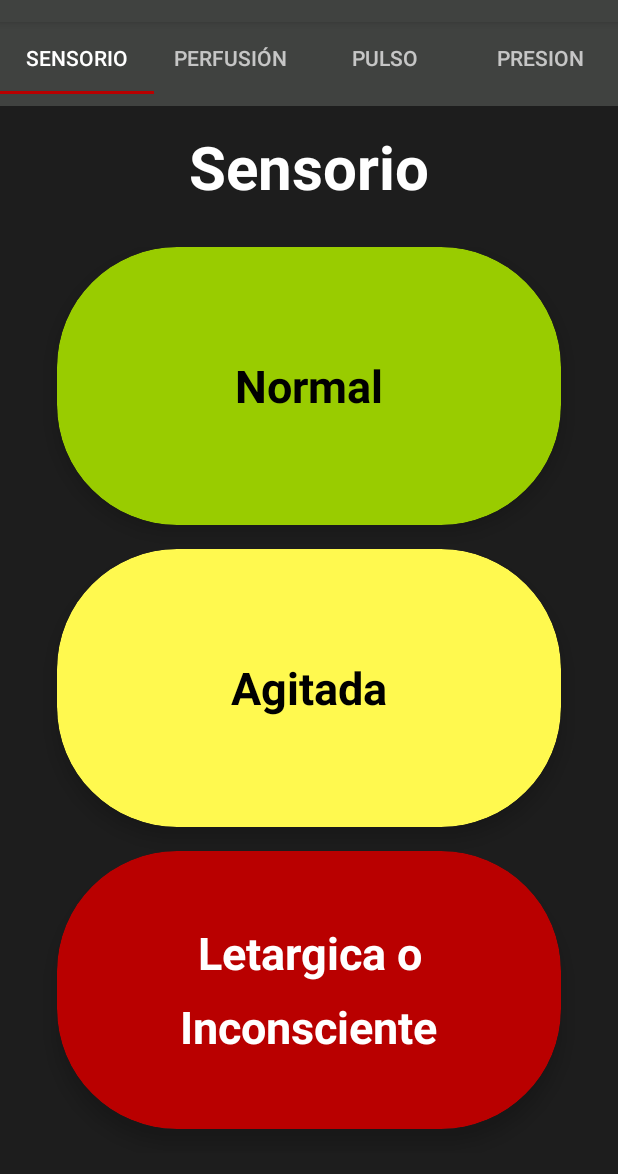
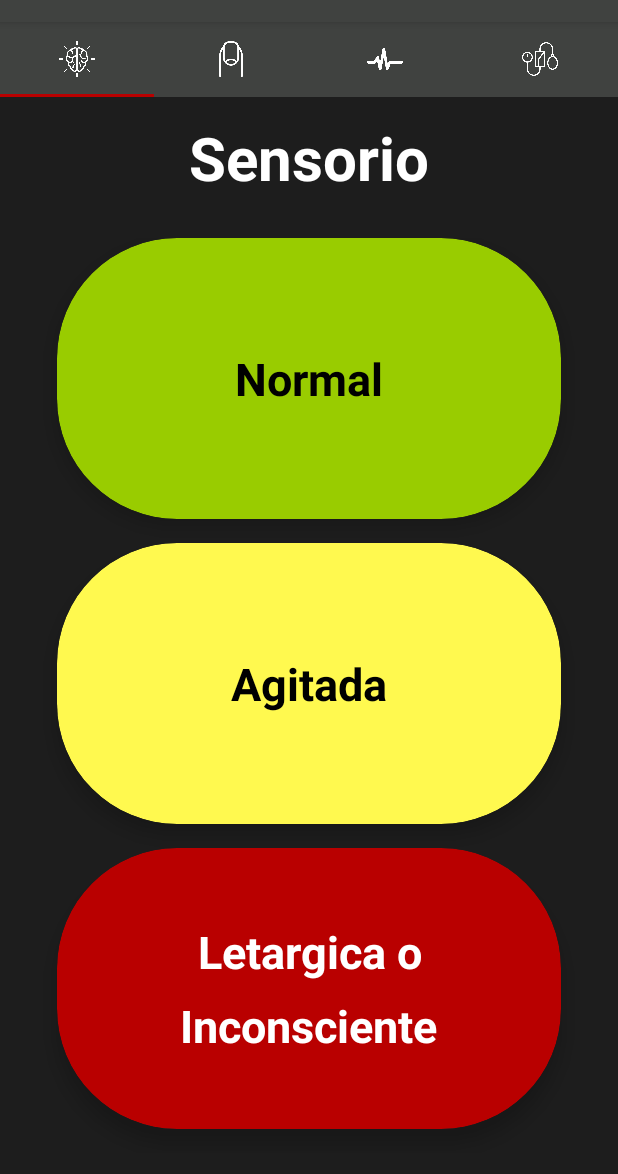
Before and after one commit to Joe545/teghpp, an Android app: the PerdidaActivity screen opened directly, with no data from a screen before it, on a phone screen of 412 x 824 dp, the part 62-1236 px from its top. Run offline under Robolectric (Android 15) with nearby library versions, the phone set to English and light mode, and no system bars; our stand-ins replace Firebase (no records; nobody signed in at launch, a user with empty details on screens opened directly).

Commit message:
iconos en PerdidaAvtivity

```diff
--- a/app/src/main/AndroidManifest.xml
+++ b/app/src/main/AndroidManifest.xml
@@ -35,13 +35,16 @@
             android:name=".Patientdata"
             android:parentActivityName=".Hora"
             android:screenOrientation="portrait" />
+
         <activity
             android:name=".MenuActivity"
             android:screenOrientation="portrait" />
         <activity
             android:name=".Registro"
-            android:parentActivityName=".Login"
+            android:parentActivityName=".MainActivity"
             android:screenOrientation="portrait" />
+
+
         <activity
             android:name=".Login"
             android:parentActivityName=".SplashActivity"
--- a/app/src/main/java/com/teghpp/PerdidaActivity.java
+++ b/app/src/main/java/com/teghpp/PerdidaActivity.java
@@ -26,7 +26,15 @@ import com.google.firebase.auth.FirebaseAuth;
 
 
 public class PerdidaActivity extends AppCompatActivity implements View.OnClickListener {
+    private TabLayout tabLayout;
     private ViewPager viewPager;
+    private int[] tabIcons = {
+            R.drawable.brain,
+            R.drawable.nail,
+            R.drawable.pulse,
+            R.drawable.pressure,
+
+    };
 
 
     @Override
@@ -37,19 +45,23 @@ public class PerdidaActivity extends AppCompatActivity implements View.OnClickLi
 
         viewPager = (ViewPager) findViewById(R.id.pager);
 
-        TabLayout tabLayout = (TabLayout) findViewById(R.id.tab_layout);
+        tabLayout = (TabLayout) findViewById(R.id.tab_layout);
 // Set the text for each tab.
 
-        tabLayout.addTab(tabLayout.newTab().setText(R.string.tab_label2));
-        tabLayout.addTab(tabLayout.newTab().setText(R.string.tab_label3));
-        tabLayout.addTab(tabLayout.newTab().setText(R.string.tab_label4));
-        tabLayout.addTab(tabLayout.newTab().setText(R.string.tab_label6));
+        tabLayout.addTab(tabLayout.newTab().setIcon(R.drawable.brain));
+        tabLayout.addTab(tabLayout.newTab().setIcon(R.drawable.nail));
+        tabLayout.addTab(tabLayout.newTab().setIcon(R.drawable.pulse));
+        tabLayout.addTab(tabLayout.newTab().setIcon(R.drawable.pressure));
+
 
 
 // Colocar scroll horinzontal en el tablayout para que se vean todas las opciones
         tabLayout.setTabMode(TabLayout.MODE_FIXED);
 // Set the tabs to fill the entire layout.
-        tabLayout.setTabGravity(TabLayout.GRAVITY_CENTER);
+        tabLayout.setTabGravity(TabLayout.GRAVITY_FILL);
+        //cambiar color en tablayout
+        tabLayout.setTabIconTintResource(R.color.blanco);
+        //cambiar el tamano de los iconos
 // Use PagerAdapter to manage page views in fragments.
 
 // Each page is represented by its own fragment.
@@ -249,4 +261,6 @@ public class PerdidaActivity extends AppCompatActivity implements View.OnClickLi
             Log.i("Mensaje", "Se tiene permiso para enviar SMS!");
         }
     }
+
+
 }
--- a/app/src/main/res/drawable/background.xml
+++ b/app/src/main/res/drawable/background.xml
@@ -1,11 +1,13 @@
 <?xml version="1.0" encoding="utf-8"?>
 <layer-list xmlns:android="http://schemas.android.com/apk/res/android">
 
-    <item android:drawable="@color/colorPrimary" />
+    <item android:drawable="@color/rojo" />
 
     <item>
+
         <bitmap
-            android:src="@drawable/logo"
+
+            android:src="@drawable/mother"
             android:gravity="center"
             android:tint="@color/blanco" />
 
--- a/app/src/main/res/layout/activity_menu.xml
+++ b/app/src/main/res/layout/activity_menu.xml
@@ -23,7 +23,7 @@
             android:layout_marginBottom="16dp"
             android:gravity="center"
             android:textColor="@color/blanco"
-            android:text="TABLA DE BASKET"
+            android:text="TABLA DE BASKETT"
             android:textAlignment="center"
             android:textAppearance="@style/TextAppearance.AppCompat.Large"
             android:textSize="30sp"
--- a/app/src/main/res/layout/activity_perdida.xml
+++ b/app/src/main/res/layout/activity_perdida.xml
@@ -10,15 +10,13 @@
 
     <android.support.design.widget.TabLayout
         android:id="@+id/tab_layout"
-
         android:layout_width="match_parent"
-        android:layout_height="wrap_content"
+        android:layout_height="50dp"
         android:background="?attr/colorPrimary"
         android:minHeight="?attr/actionBarSize"
         android:theme="@style/ThemeOverlay.AppCompat.Dark.ActionBar"
         app:tabBackground="@color/colorPrimary"
         app:tabIndicatorColor="@color/rojo"
-        app:tabMode="scrollable"
         tools:layout_editor_absoluteX="0dp"
         tools:layout_editor_absoluteY="56dp" />
 
--- a/app/src/main/res/values/strings.xml
+++ b/app/src/main/res/values/strings.xml
@@ -23,7 +23,6 @@
     <string name="tab_label03">FASE3</string>
 
     <!-- TODO: Remove or change this placeholder text -->
-    <string name="hello_blank_fragment">Hello blank fragment</string>
     <string name="diagnostico">Diagnostico de Choque Hipovolemico</string>
     <string name="perdida_de_volumen">Perdida de Volumen (%)</string>
     <string name="no">NO</string>
--- a/app/src/main/res/values/styles.xml
+++ b/app/src/main/res/values/styles.xml
@@ -21,4 +21,5 @@
 
     </style>
 
+
 </resources>
```
Also changed, not shown: app/src/main/res/drawable/mother.png (added).
